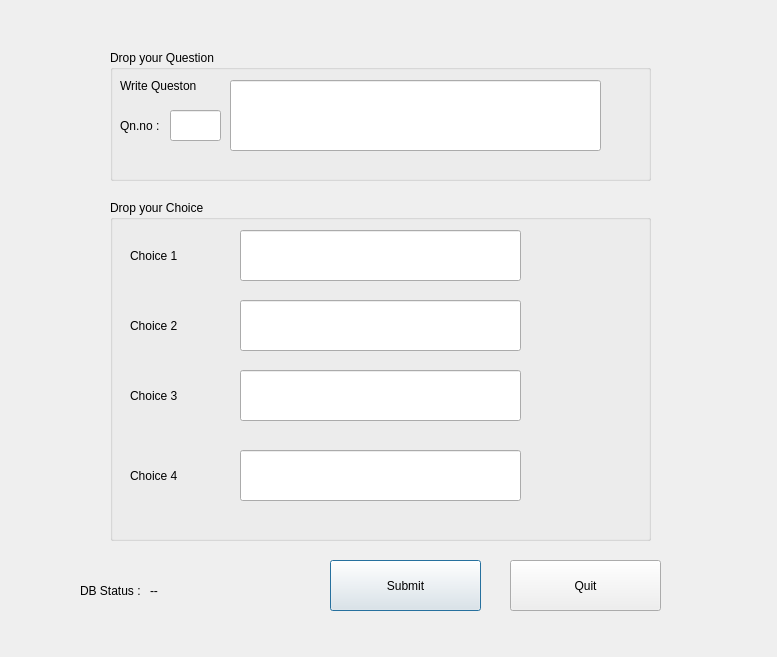
This is adminedit_apt.ui in VIGNESHWAR2407/QT-Quiz_Game as Qt 5 draws it before an edit. The edited form follows.
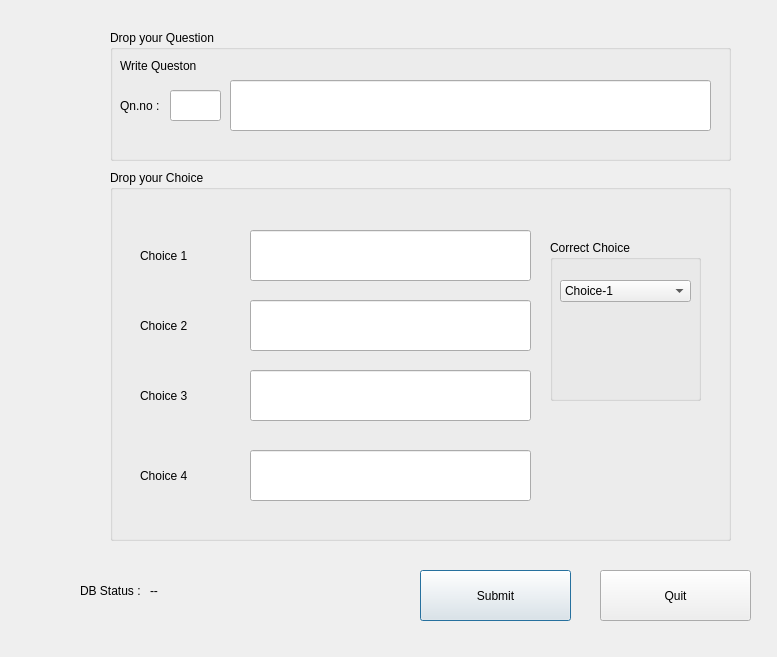
This is the edited form.

What changed in the file:
```diff
--- a/adminedit_apt.ui
+++ b/adminedit_apt.ui
@@ -17,9 +17,9 @@
    <property name="geometry">
     <rect>
      <x>110</x>
-     <y>200</y>
-     <width>541</width>
-     <height>341</height>
+     <y>170</y>
+     <width>621</width>
+     <height>371</height>
     </rect>
    </property>
    <property name="title">
@@ -28,8 +28,8 @@
    <widget class="QLabel" name="label_7">
     <property name="geometry">
      <rect>
-      <x>20</x>
-      <y>250</y>
+      <x>30</x>
+      <y>280</y>
       <width>101</width>
       <height>51</height>
      </rect>
@@ -41,8 +41,8 @@
    <widget class="QLineEdit" name="choice_2">
     <property name="geometry">
      <rect>
-      <x>130</x>
-      <y>100</y>
+      <x>140</x>
+      <y>130</y>
       <width>281</width>
       <height>51</height>
      </rect>
@@ -51,8 +51,8 @@
    <widget class="QLabel" name="label_5">
     <property name="geometry">
      <rect>
-      <x>20</x>
-      <y>100</y>
+      <x>30</x>
+      <y>130</y>
       <width>101</width>
       <height>51</height>
      </rect>
@@ -64,8 +64,8 @@
    <widget class="QLineEdit" name="choice_1">
     <property name="geometry">
      <rect>
-      <x>130</x>
-      <y>30</y>
+      <x>140</x>
+      <y>60</y>
       <width>281</width>
       <height>51</height>
      </rect>
@@ -74,8 +74,8 @@
    <widget class="QLineEdit" name="choice_4">
     <property name="geometry">
      <rect>
-      <x>130</x>
-      <y>250</y>
+      <x>140</x>
+      <y>280</y>
       <width>281</width>
       <height>51</height>
      </rect>
@@ -84,8 +84,8 @@
    <widget class="QLineEdit" name="choice_3">
     <property name="geometry">
      <rect>
-      <x>130</x>
-      <y>170</y>
+      <x>140</x>
+      <y>200</y>
       <width>281</width>
       <height>51</height>
      </rect>
@@ -94,8 +94,8 @@
    <widget class="QLabel" name="label_6">
     <property name="geometry">
      <rect>
-      <x>20</x>
-      <y>170</y>
+      <x>30</x>
+      <y>200</y>
       <width>101</width>
       <height>51</height>
      </rect>
@@ -107,8 +107,8 @@
    <widget class="QLabel" name="label_4">
     <property name="geometry">
      <rect>
-      <x>20</x>
-      <y>30</y>
+      <x>30</x>
+      <y>60</y>
       <width>101</width>
       <height>51</height>
      </rect>
@@ -117,13 +117,56 @@
      <string>Choice 1</string>
     </property>
    </widget>
+   <widget class="QGroupBox" name="crt_choice">
+    <property name="geometry">
+     <rect>
+      <x>440</x>
+      <y>70</y>
+      <width>151</width>
+      <height>161</height>
+     </rect>
+    </property>
+    <property name="title">
+     <string>Correct Choice</string>
+    </property>
+    <widget class="QComboBox" name="comboBox">
+     <property name="geometry">
+      <rect>
+       <x>10</x>
+       <y>40</y>
+       <width>131</width>
+       <height>22</height>
+      </rect>
+     </property>
+     <item>
+      <property name="text">
+       <string>Choice-1</string>
+      </property>
+     </item>
+     <item>
+      <property name="text">
+       <string>Choice-2</string>
+      </property>
+     </item>
+     <item>
+      <property name="text">
+       <string>Choice-3</string>
+      </property>
+     </item>
+     <item>
+      <property name="text">
+       <string>Choice-4</string>
+      </property>
+     </item>
+    </widget>
+   </widget>
   </widget>
   <widget class="QGroupBox" name="qn_box">
    <property name="geometry">
     <rect>
      <x>110</x>
-     <y>50</y>
-     <width>541</width>
+     <y>30</y>
+     <width>621</width>
      <height>131</height>
     </rect>
    </property>
@@ -147,9 +190,9 @@
     <property name="geometry">
      <rect>
       <x>120</x>
-      <y>30</y>
-      <width>371</width>
-      <height>71</height>
+      <y>50</y>
+      <width>481</width>
+      <height>51</height>
      </rect>
     </property>
    </widget>
@@ -180,8 +223,8 @@
   <widget class="QPushButton" name="submitbtn">
    <property name="geometry">
     <rect>
-     <x>330</x>
-     <y>560</y>
+     <x>420</x>
+     <y>570</y>
      <width>151</width>
      <height>51</height>
     </rect>
@@ -219,8 +262,8 @@
   <widget class="QPushButton" name="quit">
    <property name="geometry">
     <rect>
-     <x>510</x>
-     <y>560</y>
+     <x>600</x>
+     <y>570</y>
      <width>151</width>
      <height>51</height>
     </rect>
```
